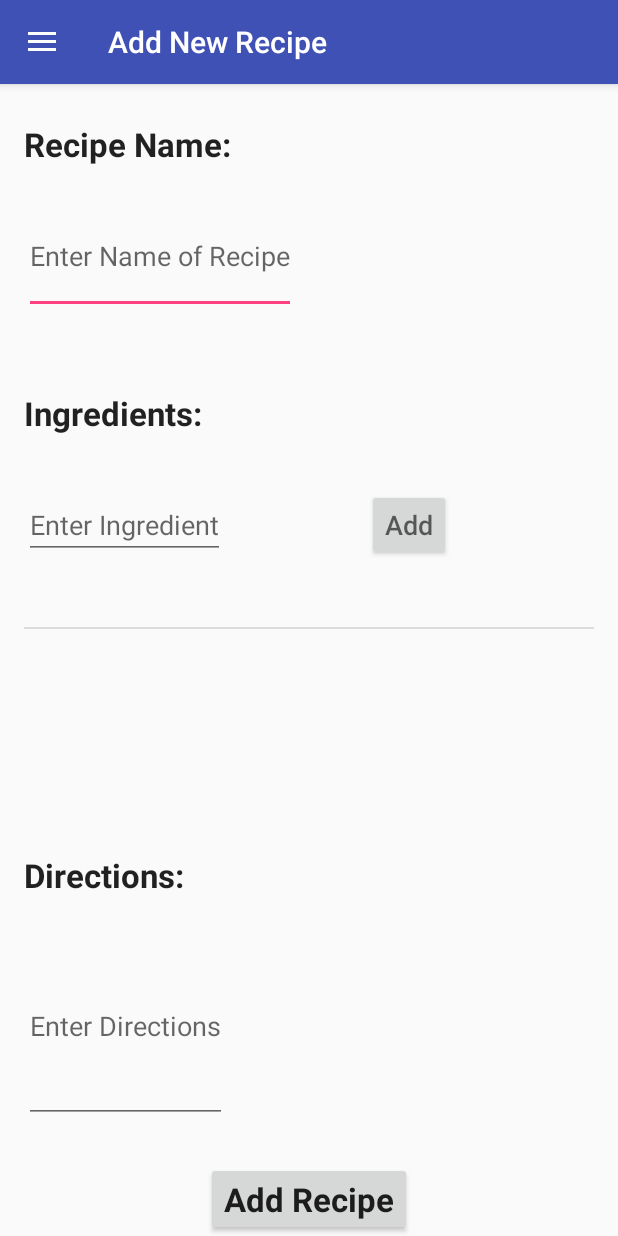
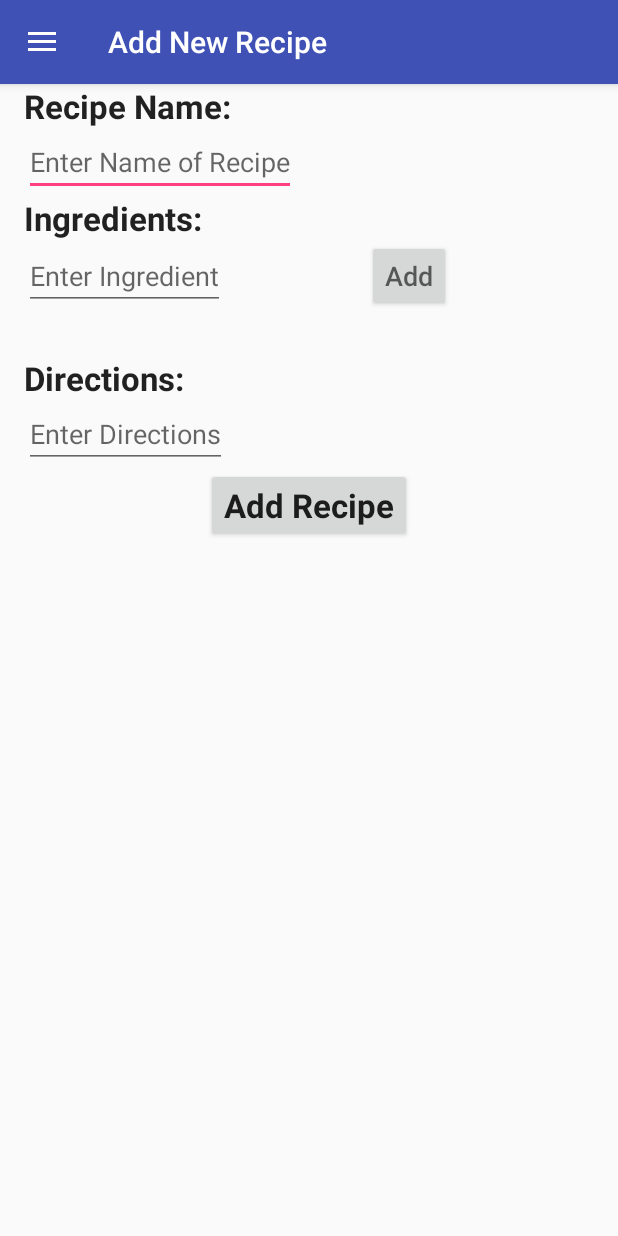
Before and after one commit to alexlafroscia/MyPantry, an Android app: the NewRecipe screen opened directly, with no data from a screen before it, after a tap on "Add", on a phone screen of 412 x 824 dp. Run offline under Robolectric (Android 15) with nearby library versions, the phone set to English and light mode, and no system bars.

Commit message:
Fix Add New Recipe view
Fix text boxes compressing with virtual keyboard
and remove onOptionsItemSelected from main activity

```diff
--- a/app/src/main/java/edu/pitt/cs/cs1635/mypantry/MainActivity.java
+++ b/app/src/main/java/edu/pitt/cs/cs1635/mypantry/MainActivity.java
@@ -37,18 +37,4 @@ public class MainActivity extends BaseActivity {
         initNavigationDrawer();
     }
 
-    @Override
-    public boolean onOptionsItemSelected(MenuItem item) {
-        // Handle action bar item clicks here. The action bar will
-        // automatically handle clicks on the Home/Up button, so long
-        // as you specify a parent activity in AndroidManifest.xml.
-        int id = item.getItemId();
-
-        //noinspection SimplifiableIfStatement
-        if (id == R.id.action_settings) {
-            return true;
-        }
-
-        return super.onOptionsItemSelected(item);
-    }
 }
--- a/app/src/main/java/edu/pitt/cs/cs1635/mypantry/NewRecipe.java
+++ b/app/src/main/java/edu/pitt/cs/cs1635/mypantry/NewRecipe.java
@@ -7,9 +7,11 @@ import android.view.View;
 import android.support.v4.widget.DrawerLayout;
 import android.support.v7.app.ActionBarDrawerToggle;
 import android.support.v7.widget.Toolbar;
+import android.view.ViewGroup;
 import android.widget.ArrayAdapter;
 import android.widget.Button;
 import android.widget.EditText;
+import android.widget.ListAdapter;
 import android.widget.ListView;
 
 import java.util.ArrayList;
@@ -20,6 +22,8 @@ public class NewRecipe extends BaseActivity {
     Context context;
     public int numIngredients = 0;
     public ArrayAdapter adapter;
+    ListView listView;
+
     @Override
     protected void onCreate(Bundle savedInstanceState) {
         super.onCreate(savedInstanceState);
@@ -37,7 +41,7 @@ public class NewRecipe extends BaseActivity {
         initNavigationDrawer();
 
         adapter = new ArrayAdapter<>(this, R.layout.list, ingredients);
-        ListView listView = (ListView) findViewById(R.id.listView);
+        listView = (ListView) findViewById(R.id.listView);
         listView.setAdapter(adapter);
 
         Button button = (Button)findViewById(R.id.button_add);
@@ -51,6 +55,7 @@ public class NewRecipe extends BaseActivity {
                 numIngredients++;
                 adapter.notifyDataSetChanged();
                 entry.setText("");
+                setListViewHeightBasedOnChildren(listView);
             }
         });
 
@@ -67,4 +72,25 @@ public class NewRecipe extends BaseActivity {
         setResult(RESULT_OK, intent);
         finish();
     }
+
+    public static void setListViewHeightBasedOnChildren(ListView listView) {
+        ListAdapter listAdapter = listView.getAdapter();
+        if (listAdapter == null) {
+            // pre-condition
+            return;
+        }
+
+        int totalHeight = 0;
+        for (int i = 0; i < listAdapter.getCount(); i++) {
+            View listItem = listAdapter.getView(i, null, listView);
+            listItem.measure(0, 0);
+            totalHeight += listItem.getMeasuredHeight();
+        }
+
+        ViewGroup.LayoutParams params = listView.getLayoutParams();
+        params.height = totalHeight + (listView.getDividerHeight() * (listAdapter.getCount() - 1));
+        listView.setLayoutParams(params);
+        listView.requestLayout();
+    }
+
 }
--- a/app/src/main/res/layout/content_new_recipe.xml
+++ b/app/src/main/res/layout/content_new_recipe.xml
@@ -1,12 +1,17 @@
 <?xml version="1.0" encoding="utf-8"?>
-<LinearLayout xmlns:android="http://schemas.android.com/apk/res/android"
+
+<ScrollView xmlns:android="http://schemas.android.com/apk/res/android"
     xmlns:app="http://schemas.android.com/apk/res-auto"
+    android:layout_width="match_parent"
+    android:layout_height="match_parent"
+    app:layout_behavior="@string/appbar_scrolling_view_behavior"
+    >
+    <LinearLayout
     android:id="@+id/scroll1"
     android:layout_width="match_parent"
-    android:layout_height="match_parent"
+    android:layout_height="wrap_content"
     android:paddingLeft="16dp"
     android:paddingRight="16dp"
-    app:layout_behavior="@string/appbar_scrolling_view_behavior"
     android:orientation="vertical"
     android:weightSum="28">
 
@@ -77,7 +82,7 @@
         android:layout_height="0dp"
         android:id="@+id/listView"
         android:layout_gravity="bottom"
-        android:layout_weight="5" />
+        android:layout_weight="8"/>
 
     <FrameLayout
         android:layout_width="match_parent"
@@ -99,7 +104,7 @@
         android:layout_height="0dp"
         android:hint="@string/enter_directions"
         android:clickable="false"
-        android:layout_weight="5" />
+        android:layout_weight="5"/>
 
     <FrameLayout
         android:layout_width="match_parent"
@@ -117,3 +122,4 @@
         android:textAppearance="@android:style/TextAppearance.DeviceDefault.Large" />
 
 </LinearLayout>
+</ScrollView>
--- a/app/src/main/res/layout/list.xml
+++ b/app/src/main/res/layout/list.xml
@@ -1,6 +1,6 @@
 <?xml version="1.0" encoding="utf-8"?>
 <TextView
-    android:layout_width="wrap_content"
+    android:layout_width="fill_parent"
     android:layout_height="wrap_content"
     android:id="@+id/list_text"
     android:textAppearance="?android:attr/textAppearanceLarge"
```
